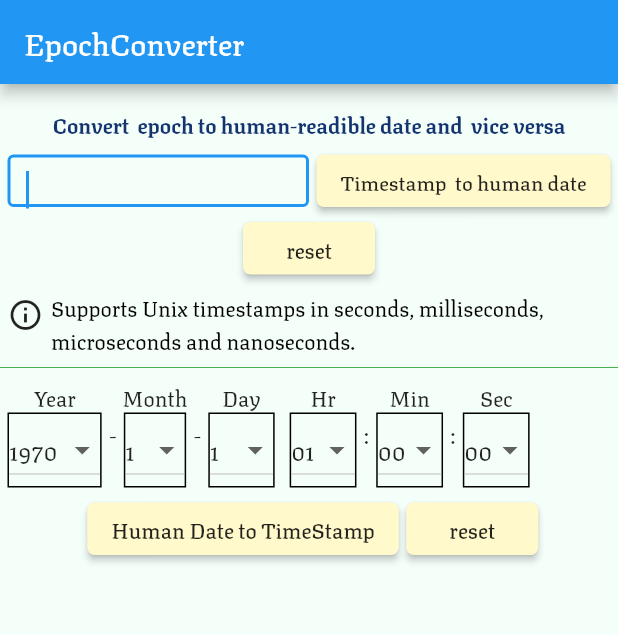
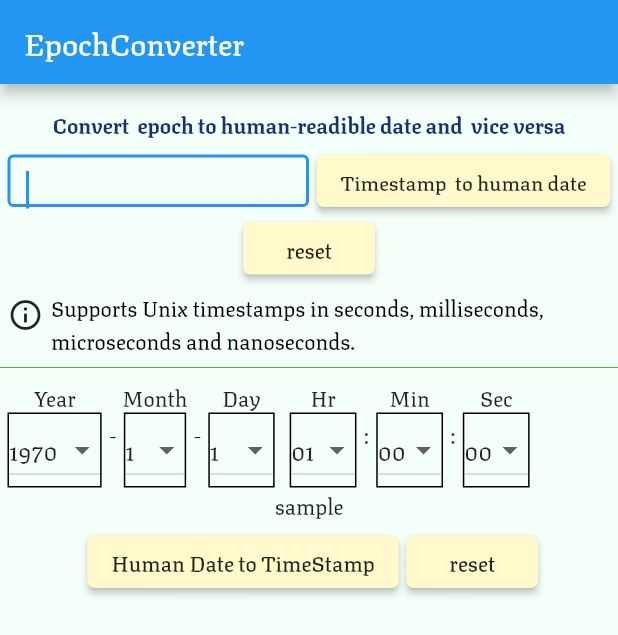
Before and after one commit to ilyosbekkk/flutter_timestamp_converter, a Flutter app: the screen it shows after launch, on a phone screen of 412 x 824 dp. Shown: the top 635 px of the screen. Run offline on Flutter 3.47's test engine with Material 2 defaults, Android fonts, the phone set to English and light mode, and no system bars; our stand-ins replace splashscreen.

Commit message:
:recycle:some change

```diff
--- a/lib/main.dart
+++ b/lib/main.dart
@@ -13,7 +13,7 @@ class MyApp extends StatelessWidget {
   Widget build(BuildContext context) {
     return MaterialApp(
       debugShowCheckedModeBanner: false,
-      title: 'Flutter Demo',
+      title: 'My Flutter',
       theme: ThemeData(
         fontFamily: 'Trajan pro',
         primarySwatch: Colors.blue,
--- a/lib/timestamp.dart
+++ b/lib/timestamp.dart
@@ -317,6 +317,7 @@ class _TimeStampState extends State<TimeStamp> {
             ),
           ],
         ),
+        Container(child:  Text("sample")),
         Row(
           mainAxisAlignment: MainAxisAlignment.center,
           children: [
```
Also changed, not shown: 1 other file.
